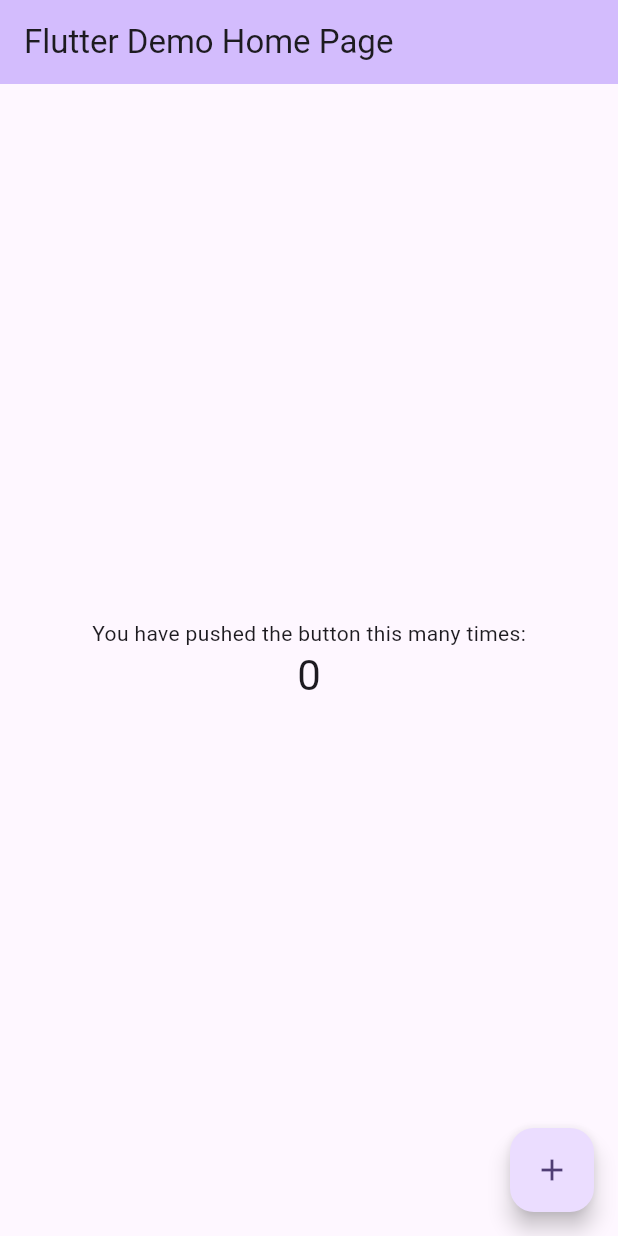
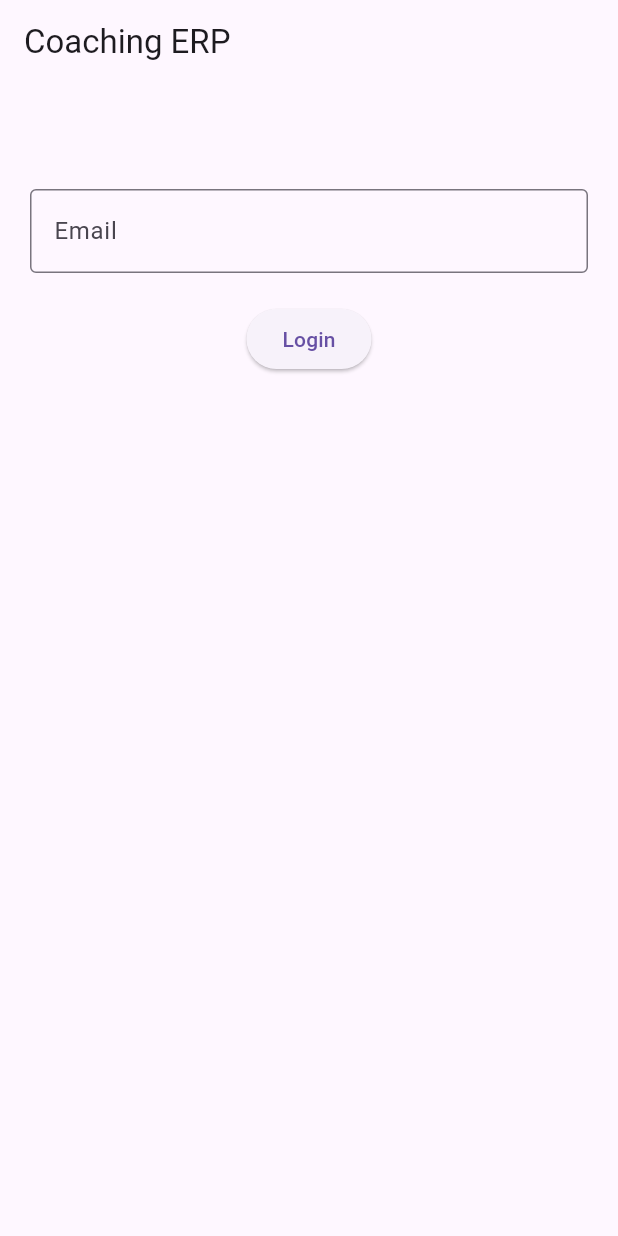
Before and after one commit to sekharbag07-star/digividya, a Flutter app: the screen it shows after launch, on a phone screen of 412 x 824 dp. Run offline on Flutter 3.47's test engine with Material 3 defaults, Android fonts, the phone set to English and light mode, and no system bars.

Commit message:
Role based login and dashboards

```diff
--- /dev/null
+++ b/lib/features/auth/screens/login_screen.dart
@@ -0,0 +1,67 @@
+import 'package:flutter/material.dart';
+
+import '../../admin/screens/admin_dashboard.dart';
+import '../../teacher/screens/teacher_dashboard.dart';
+import '../../student/screens/student_dashboard.dart';
+import '../../parent/screens/parent_dashboard.dart';
+
+class LoginScreen extends StatefulWidget {
+  const LoginScreen({super.key});
+
+  @override
+  State<LoginScreen> createState() => _LoginScreenState();
+}
+
+class _LoginScreenState extends State<LoginScreen> {
+  final emailController = TextEditingController();
+
+  void login() {
+    final email = emailController.text.trim().toLowerCase();
+
+    Widget screen;
+
+    if (email == "admin@gmail.com") {
+      screen = const AdminDashboard();
+    } else if (email == "teacher@gmail.com") {
+      screen = const TeacherDashboard();
+    } else if (email == "student@gmail.com") {
+      screen = const StudentDashboard();
+    } else if (email == "parent@gmail.com") {
+      screen = const ParentDashboard();
+    } else {
+      ScaffoldMessenger.of(
+        context,
+      ).showSnackBar(const SnackBar(content: Text("Invalid User")));
+      return;
+    }
+
+    Navigator.pushReplacement(
+      context,
+      MaterialPageRoute(builder: (_) => screen),
+    );
+  }
+
+  @override
+  Widget build(BuildContext context) {
+    return Scaffold(
+      appBar: AppBar(title: const Text("Coaching ERP")),
+      body: Padding(
+        padding: const EdgeInsets.all(20),
+        child: Column(
+          children: [
+            const SizedBox(height: 50),
+            TextField(
+              controller: emailController,
+              decoration: const InputDecoration(
+                labelText: "Email",
+                border: OutlineInputBorder(),
+              ),
+            ),
+            const SizedBox(height: 20),
+            ElevatedButton(onPressed: login, child: const Text("Login")),
+          ],
+        ),
+      ),
+    );
+  }
+}
--- a/lib/main.dart
+++ b/lib/main.dart
@@ -1,122 +1,19 @@
 import 'package:flutter/material.dart';
+import 'features/auth/screens/splash_screen.dart';
 
 void main() {
-  runApp(const MyApp());
+  runApp(const CoachingERP());
 }
 
-class MyApp extends StatelessWidget {
-  const MyApp({super.key});
+class CoachingERP extends StatelessWidget {
+  const CoachingERP({super.key});
 
-  // This widget is the root of your application.
   @override
   Widget build(BuildContext context) {
     return MaterialApp(
-      title: 'Flutter Demo',
-      theme: ThemeData(
-        // This is the theme of your application.
-        //
-        // TRY THIS: Try running your application with "flutter run". You'll see
-        // the application has a purple toolbar. Then, without quitting the app,
-        // try changing the seedColor in the colorScheme below to Colors.green
-        // and then invoke "hot reload" (save your changes or press the "hot
-        // reload" button in a Flutter-supported IDE, or press "r" if you used
-        // the command line to start the app).
-        //
-        // Notice that the counter didn't reset back to zero; the application
-        // state is not lost during the reload. To reset the state, use hot
-        // restart instead.
-        //
-        // This works for code too, not just values: Most code changes can be
-        // tested with just a hot reload.
-        colorScheme: .fromSeed(seedColor: Colors.deepPurple),
-      ),
-      home: const MyHomePage(title: 'Flutter Demo Home Page'),
+      debugShowCheckedModeBanner: false,
+      title: 'Coaching ERP',
+      home: const SplashScreen(),
     );
   }
 }
-
-class MyHomePage extends StatefulWidget {
-  const MyHomePage({super.key, required this.title});
-
-  // This widget is the home page of your application. It is stateful, meaning
-  // that it has a State object (defined below) that contains fields that affect
-  // how it looks.
-
-  // This class is the configuration for the state. It holds the values (in this
-  // case the title) provided by the parent (in this case the App widget) and
-  // used by the build method of the State. Fields in a Widget subclass are
-  // always marked "final".
-
-  final String title;
-
-  @override
-  State<MyHomePage> createState() => _MyHomePageState();
-}
-
-class _MyHomePageState extends State<MyHomePage> {
-  int _counter = 0;
-
-  void _incrementCounter() {
-    setState(() {
-      // This call to setState tells the Flutter framework that something has
-      // changed in this State, which causes it to rerun the build method below
-      // so that the display can reflect the updated values. If we changed
-      // _counter without calling setState(), then the build method would not be
-      // called again, and so nothing would appear to happen.
-      _counter++;
-    });
-  }
-
-  @override
-  Widget build(BuildContext context) {
-    // This method is rerun every time setState is called, for instance as done
-    // by the _incrementCounter method above.
-    //
-    // The Flutter framework has been optimized to make rerunning build methods
-    // fast, so that you can just rebuild anything that needs updating rather
-    // than having to individually change instances of widgets.
-    return Scaffold(
-      appBar: AppBar(
-        // TRY THIS: Try changing the color here to a specific color (to
-        // Colors.amber, perhaps?) and trigger a hot reload to see the AppBar
-        // change color while the other colors stay the same.
-        backgroundColor: Theme.of(context).colorScheme.inversePrimary,
-        // Here we take the value from the MyHomePage object that was created by
-        // the App.build method, and use it to set our appbar title.
-        title: Text(widget.title),
-      ),
-      body: Center(
-        // Center is a layout widget. It takes a single child and positions it
-        // in the middle of the parent.
-        child: Column(
-          // Column is also a layout widget. It takes a list of children and
-          // arranges them vertically. By default, it sizes itself to fit its
-          // children horizontally, and tries to be as tall as its parent.
-          //
-          // Column has various properties to control how it sizes itself and
-          // how it positions its children. Here we use mainAxisAlignment to
-          // center the children vertically; the main axis here is the vertical
-          // axis because Columns are vertical (the cross axis would be
-          // horizontal).
-          //
-          // TRY THIS: Invoke "debug painting" (choose the "Toggle Debug Paint"
-          // action in the IDE, or press "p" in the console), to see the
-          // wireframe for each widget.
-          mainAxisAlignment: .center,
-          children: [
-            const Text('You have pushed the button this many times:'),
-            Text(
-              '$_counter',
-              style: Theme.of(context).textTheme.headlineMedium,
-            ),
-          ],
-        ),
-      ),
-      floatingActionButton: FloatingActionButton(
-        onPressed: _incrementCounter,
-        tooltip: 'Increment',
-        child: const Icon(Icons.add),
-      ),
-    );
-  }
-}
--- /dev/null
+++ b/lib/shared/models/user_role.dart
@@ -0,0 +1 @@
+enum UserRole { admin, teacher, student, parent }
```
Also changed, not shown: lib/features/admin/screens/admin_dashboard.dart (added, +14 -0 lines), lib/features/auth/screens/splash_screen.dart (added, +37 -0 lines), lib/features/parent/screens/parent_dashboard.dart (added, +14 -0 lines), lib/features/student/screens/student_dashboard.dart (added, +14 -0 lines), lib/features/teacher/screens/teacher_dashboard.dart (added, +14 -0 lines), lib/core/routes/app_routes.dart (added), 1 other file.
